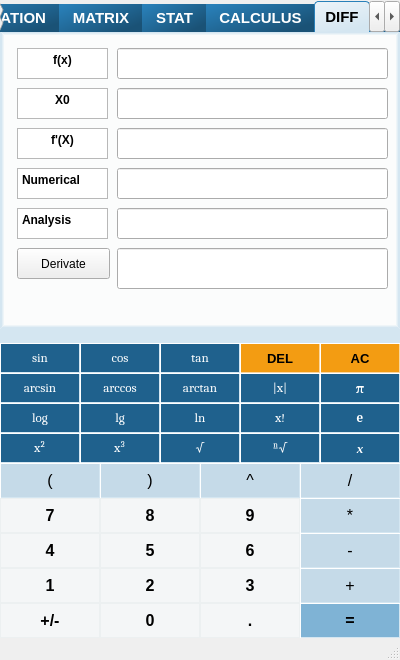
Old version of the form visualcalc.ui in the repository Ruixin-Wang/VisualCalc.
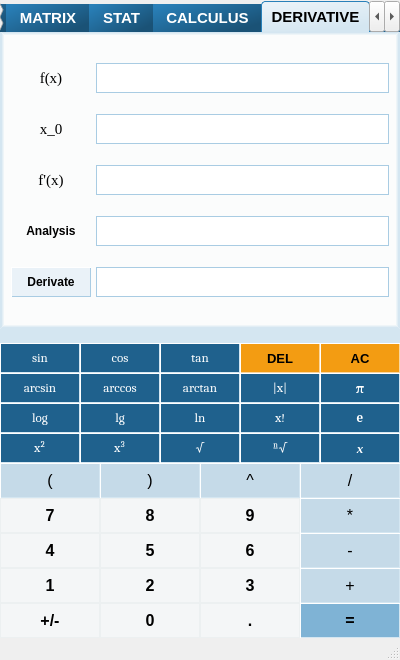
New version of the form. The open tabs and pages were chosen to show the change.

```diff
--- a/visualcalc.ui
+++ b/visualcalc.ui
@@ -4855,166 +4855,231 @@
       </widget>
       <widget class="QWidget" name="tab_DIFF">
        <attribute name="title">
-        <string>DIFF</string>
+        <string>DERIVATIVE</string>
        </attribute>
-       <widget class="QPushButton" name="Diff_btn">
-        <property name="geometry">
-         <rect>
-          <x>10</x>
-          <y>210</y>
-          <width>93</width>
-          <height>31</height>
-         </rect>
+       <layout class="QGridLayout" name="gridLayout_7">
+        <property name="leftMargin">
+         <number>4</number>
         </property>
-        <property name="text">
-         <string>Derivate</string>
+        <property name="topMargin">
+         <number>4</number>
         </property>
-       </widget>
-       <widget class="QTextEdit" name="textEdit">
-        <property name="geometry">
-         <rect>
-          <x>10</x>
-          <y>10</y>
-          <width>91</width>
-          <height>31</height>
-         </rect>
+        <property name="rightMargin">
+         <number>4</number>
         </property>
-        <property name="html">
-         <string>&lt;!DOCTYPE HTML PUBLIC &quot;-//W3C//DTD HTML 4.0//EN&quot; &quot;http://www.w3.org/TR/REC-html40/strict.dtd&quot;&gt;
-&lt;html&gt;&lt;head&gt;&lt;meta name=&quot;qrichtext&quot; content=&quot;1&quot; /&gt;&lt;style type=&quot;text/css&quot;&gt;
-p, li { white-space: pre-wrap; }
-&lt;/style&gt;&lt;/head&gt;&lt;body style=&quot; font-family:'SimSun'; font-size:9pt; font-weight:400; font-style:normal;&quot;&gt;
-&lt;p align=&quot;center&quot; style=&quot; margin-top:0px; margin-bottom:0px; margin-left:0px; margin-right:0px; -qt-block-indent:0; text-indent:0px;&quot;&gt;&lt;span style=&quot; font-weight:600;&quot;&gt;f(x)&lt;/span&gt;&lt;/p&gt;&lt;/body&gt;&lt;/html&gt;</string>
+        <property name="bottomMargin">
+         <number>4</number>
         </property>
-       </widget>
-       <widget class="QTextEdit" name="textEdit_2">
-        <property name="geometry">
-         <rect>
-          <x>10</x>
-          <y>50</y>
-          <width>91</width>
-          <height>31</height>
-         </rect>
+        <property name="horizontalSpacing">
+         <number>5</number>
         </property>
-        <property name="html">
-         <string>&lt;!DOCTYPE HTML PUBLIC &quot;-//W3C//DTD HTML 4.0//EN&quot; &quot;http://www.w3.org/TR/REC-html40/strict.dtd&quot;&gt;
-&lt;html&gt;&lt;head&gt;&lt;meta name=&quot;qrichtext&quot; content=&quot;1&quot; /&gt;&lt;style type=&quot;text/css&quot;&gt;
-p, li { white-space: pre-wrap; }
-&lt;/style&gt;&lt;/head&gt;&lt;body style=&quot; font-family:'SimSun'; font-size:9pt; font-weight:400; font-style:normal;&quot;&gt;
-&lt;p align=&quot;center&quot; style=&quot; margin-top:0px; margin-bottom:0px; margin-left:0px; margin-right:0px; -qt-block-indent:0; text-indent:0px;&quot;&gt;&lt;span style=&quot; font-weight:600;&quot;&gt;X0&lt;/span&gt;&lt;/p&gt;&lt;/body&gt;&lt;/html&gt;</string>
+        <property name="verticalSpacing">
+         <number>0</number>
         </property>
-       </widget>
-       <widget class="QLineEdit" name="DiffExpr">
-        <property name="geometry">
-         <rect>
-          <x>110</x>
-          <y>10</y>
-          <width>271</width>
-          <height>31</height>
-         </rect>
-        </property>
-       </widget>
-       <widget class="QLineEdit" name="Diff_x0">
-        <property name="geometry">
-         <rect>
-          <x>110</x>
-          <y>50</y>
-          <width>271</width>
-          <height>31</height>
-         </rect>
-        </property>
-       </widget>
-       <widget class="QTextEdit" name="textEdit_4">
-        <property name="geometry">
-         <rect>
-          <x>10</x>
-          <y>130</y>
-          <width>91</width>
-          <height>31</height>
-         </rect>
-        </property>
-        <property name="html">
-         <string>&lt;!DOCTYPE HTML PUBLIC &quot;-//W3C//DTD HTML 4.0//EN&quot; &quot;http://www.w3.org/TR/REC-html40/strict.dtd&quot;&gt;
-&lt;html&gt;&lt;head&gt;&lt;meta name=&quot;qrichtext&quot; content=&quot;1&quot; /&gt;&lt;style type=&quot;text/css&quot;&gt;
-p, li { white-space: pre-wrap; }
-&lt;/style&gt;&lt;/head&gt;&lt;body style=&quot; font-family:'SimSun'; font-size:9pt; font-weight:400; font-style:normal;&quot;&gt;
-&lt;p style=&quot; margin-top:0px; margin-bottom:0px; margin-left:0px; margin-right:0px; -qt-block-indent:0; text-indent:0px;&quot;&gt;&lt;span style=&quot; font-weight:600;&quot;&gt;Numerical&lt;/span&gt;&lt;/p&gt;&lt;/body&gt;&lt;/html&gt;</string>
-        </property>
-       </widget>
-       <widget class="QTextEdit" name="textEdit_5">
-        <property name="geometry">
-         <rect>
-          <x>10</x>
-          <y>170</y>
-          <width>91</width>
-          <height>31</height>
-         </rect>
-        </property>
-        <property name="html">
-         <string>&lt;!DOCTYPE HTML PUBLIC &quot;-//W3C//DTD HTML 4.0//EN&quot; &quot;http://www.w3.org/TR/REC-html40/strict.dtd&quot;&gt;
-&lt;html&gt;&lt;head&gt;&lt;meta name=&quot;qrichtext&quot; content=&quot;1&quot; /&gt;&lt;style type=&quot;text/css&quot;&gt;
-p, li { white-space: pre-wrap; }
-&lt;/style&gt;&lt;/head&gt;&lt;body style=&quot; font-family:'SimSun'; font-size:9pt; font-weight:400; font-style:normal;&quot;&gt;
-&lt;p style=&quot; margin-top:0px; margin-bottom:0px; margin-left:0px; margin-right:0px; -qt-block-indent:0; text-indent:0px;&quot;&gt;&lt;span style=&quot; font-weight:600;&quot;&gt;Analysis&lt;/span&gt;&lt;/p&gt;&lt;/body&gt;&lt;/html&gt;</string>
-        </property>
-       </widget>
-       <widget class="QLineEdit" name="Diff_analysis">
-        <property name="geometry">
-         <rect>
-          <x>110</x>
-          <y>170</y>
-          <width>271</width>
-          <height>31</height>
-         </rect>
-        </property>
-       </widget>
-       <widget class="QTextEdit" name="textEdit_6">
-        <property name="geometry">
-         <rect>
-          <x>10</x>
-          <y>90</y>
-          <width>91</width>
-          <height>31</height>
-         </rect>
-        </property>
-        <property name="html">
-         <string>&lt;!DOCTYPE HTML PUBLIC &quot;-//W3C//DTD HTML 4.0//EN&quot; &quot;http://www.w3.org/TR/REC-html40/strict.dtd&quot;&gt;
-&lt;html&gt;&lt;head&gt;&lt;meta name=&quot;qrichtext&quot; content=&quot;1&quot; /&gt;&lt;style type=&quot;text/css&quot;&gt;
-p, li { white-space: pre-wrap; }
-&lt;/style&gt;&lt;/head&gt;&lt;body style=&quot; font-family:'SimSun'; font-size:9pt; font-weight:400; font-style:normal;&quot;&gt;
-&lt;p align=&quot;center&quot; style=&quot; margin-top:0px; margin-bottom:0px; margin-left:0px; margin-right:0px; -qt-block-indent:0; text-indent:0px;&quot;&gt;&lt;span style=&quot; font-weight:600;&quot;&gt;f'(X)&lt;/span&gt;&lt;/p&gt;&lt;/body&gt;&lt;/html&gt;</string>
-        </property>
-       </widget>
-       <widget class="QLineEdit" name="Diff_diffexpr">
-        <property name="geometry">
-         <rect>
-          <x>110</x>
-          <y>90</y>
-          <width>271</width>
-          <height>31</height>
-         </rect>
-        </property>
-       </widget>
-       <widget class="QLineEdit" name="Diff_numerical">
-        <property name="geometry">
-         <rect>
-          <x>110</x>
-          <y>130</y>
-          <width>271</width>
-          <height>31</height>
-         </rect>
-        </property>
-       </widget>
-       <widget class="QLineEdit" name="Diff_Val">
-        <property name="geometry">
-         <rect>
-          <x>110</x>
-          <y>210</y>
-          <width>271</width>
-          <height>41</height>
-         </rect>
-        </property>
-       </widget>
+        <item row="0" column="0">
+         <widget class="QLabel" name="label_6">
+          <property name="font">
+           <font>
+            <family>Times New Roman</family>
+            <pointsize>11</pointsize>
+           </font>
+          </property>
+          <property name="text">
+           <string>f(x)</string>
+          </property>
+          <property name="alignment">
+           <set>Qt::AlignCenter</set>
+          </property>
+         </widget>
+        </item>
+        <item row="0" column="1">
+         <widget class="QLineEdit" name="DiffExpr">
+          <property name="minimumSize">
+           <size>
+            <width>0</width>
+            <height>30</height>
+           </size>
+          </property>
+          <property name="styleSheet">
+           <string notr="true">QLineEdit {
+	
+	border: 1px solid rgb(169, 204, 227);
+	font: 14pt &quot;Times New Roman&quot;;
+	font-weight: normal;
+}</string>
+          </property>
+         </widget>
+        </item>
+        <item row="1" column="0">
+         <widget class="QLabel" name="label_5">
+          <property name="font">
+           <font>
+            <family>Times New Roman</family>
+            <pointsize>11</pointsize>
+           </font>
+          </property>
+          <property name="text">
+           <string>x_0</string>
+          </property>
+          <property name="alignment">
+           <set>Qt::AlignCenter</set>
+          </property>
+         </widget>
+        </item>
+        <item row="1" column="1">
+         <widget class="QLineEdit" name="Diff_x0">
+          <property name="minimumSize">
+           <size>
+            <width>0</width>
+            <height>30</height>
+           </size>
+          </property>
+          <property name="styleSheet">
+           <string notr="true">QLineEdit {
+	
+	border: 1px solid rgb(169, 204, 227);
+	font: 14pt &quot;Times New Roman&quot;;
+	font-weight: normal;
+}</string>
+          </property>
+         </widget>
+        </item>
+        <item row="2" column="0">
+         <widget class="QLabel" name="label_4">
+          <property name="font">
+           <font>
+            <family>Times New Roman</family>
+            <pointsize>11</pointsize>
+           </font>
+          </property>
+          <property name="text">
+           <string>f'(x)</string>
+          </property>
+          <property name="alignment">
+           <set>Qt::AlignCenter</set>
+          </property>
+         </widget>
+        </item>
+        <item row="2" column="1">
+         <widget class="QLineEdit" name="Diff_diffexpr">
+          <property name="minimumSize">
+           <size>
+            <width>0</width>
+            <height>30</height>
+           </size>
+          </property>
+          <property name="styleSheet">
+           <string notr="true">QLineEdit {
+	
+	border: 1px solid rgb(169, 204, 227);
+	font: 14pt &quot;Times New Roman&quot;;
+	font-weight: normal;
+}</string>
+          </property>
+          <property name="readOnly">
+           <bool>true</bool>
+          </property>
+         </widget>
+        </item>
+        <item row="3" column="0">
+         <widget class="QLabel" name="label_7">
+          <property name="font">
+           <font>
+            <family>Segoe UI</family>
+            <pointsize>9</pointsize>
+            <weight>75</weight>
+            <bold>true</bold>
+           </font>
+          </property>
+          <property name="text">
+           <string>Analysis</string>
+          </property>
+          <property name="alignment">
+           <set>Qt::AlignCenter</set>
+          </property>
+         </widget>
+        </item>
+        <item row="3" column="1">
+         <widget class="QLineEdit" name="Diff_analysis">
+          <property name="minimumSize">
+           <size>
+            <width>0</width>
+            <height>30</height>
+           </size>
+          </property>
+          <property name="styleSheet">
+           <string notr="true">QLineEdit {
+	
+	border: 1px solid rgb(169, 204, 227);
+	font: 14pt &quot;Times New Roman&quot;;
+	font-weight: normal;
+}</string>
+          </property>
+          <property name="readOnly">
+           <bool>true</bool>
+          </property>
+         </widget>
+        </item>
+        <item row="4" column="0">
+         <widget class="QPushButton" name="Diff_btn">
+          <property name="minimumSize">
+           <size>
+            <width>80</width>
+            <height>30</height>
+           </size>
+          </property>
+          <property name="font">
+           <font>
+            <family>Segoe UI</family>
+            <pointsize>9</pointsize>
+            <weight>75</weight>
+            <bold>true</bold>
+           </font>
+          </property>
+          <property name="styleSheet">
+           <string notr="true">QPushButton{
+	background-color:#EAF2F8;   
+	border: 1px groove #A9CCE3 ; 
+	border-style: outset;
+}
+QPushButton:hover {
+	background-color:#D4E6F1; 
+	color: black;
+}
+QPushButton:pressed{
+	background-color:#A9CCE3; 
+	border-style: inset;
+}
+
+</string>
+          </property>
+          <property name="text">
+           <string>Derivate</string>
+          </property>
+         </widget>
+        </item>
+        <item row="4" column="1">
+         <widget class="QLineEdit" name="Diff_Val">
+          <property name="minimumSize">
+           <size>
+            <width>0</width>
+            <height>30</height>
+           </size>
+          </property>
+          <property name="styleSheet">
+           <string notr="true">QLineEdit {
+	
+	border: 1px solid rgb(169, 204, 227);
+	font: 14pt &quot;Times New Roman&quot;;
+	font-weight: normal;
+}</string>
+          </property>
+          <property name="readOnly">
+           <bool>true</bool>
+          </property>
+         </widget>
+        </item>
+       </layout>
       </widget>
       <widget class="QWidget" name="tab_GRAPH">
        <attribute name="title">
```
Left out of the diff: 2 changed lines with no effect on the pictures.
